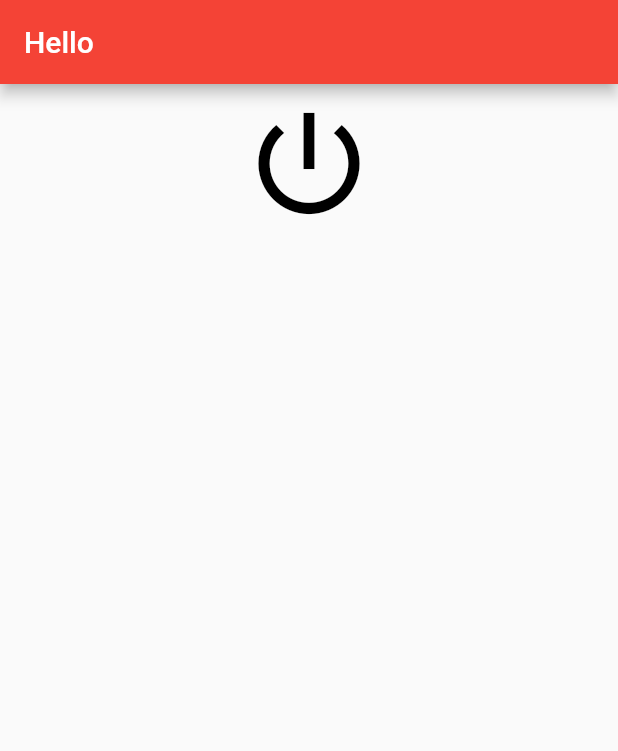
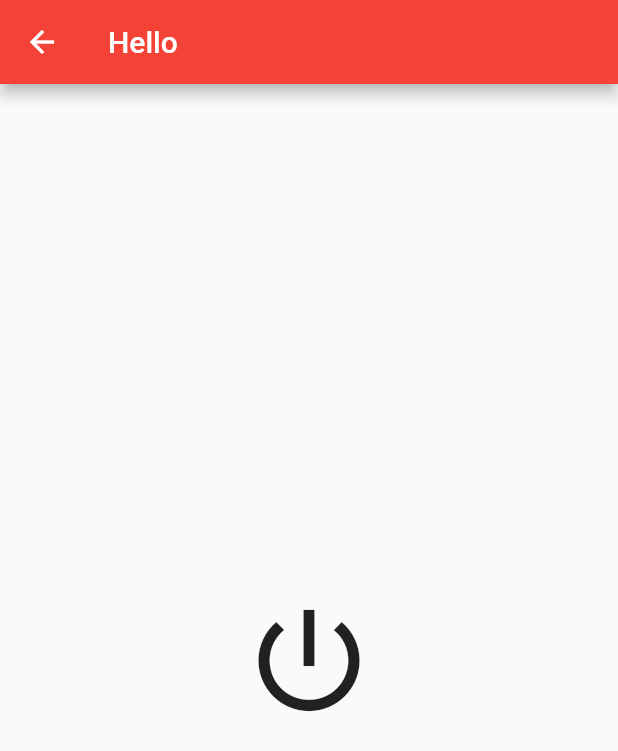
Before and after one commit to SmartMeat-UnB/smartmeat, a Flutter app: the power screen opened directly, on a phone screen of 412 x 824 dp. Shown: the top 751 px of the screen. Run offline on Flutter 3.47's test engine with Material 2 defaults, Android fonts, the phone set to English and light mode, and no system bars; our stand-ins replace image_picker, material_design_icons_flutter.

Commit message:
mudanças nos icones

```diff
--- a/lib/screens/power.dart
+++ b/lib/screens/power.dart
@@ -14,7 +14,7 @@ class power extends StatelessWidget {
         title: Text('Hello'),
       ),
       body: Column(
-        mainAxisAlignment: MainAxisAlignment.start,
+        mainAxisAlignment: MainAxisAlignment.center,
         crossAxisAlignment: CrossAxisAlignment.stretch,
         children: [
           Container(
@@ -23,8 +23,8 @@ class power extends StatelessWidget {
         children: <Widget>[
           IconButton(
             icon: Icon(Icons.power_settings_new,),iconSize: 90,
-            tooltip: 'Ligar/Desligar',
-            color: Colors.black,
+            tooltip: 'Ligar',
+            //color: Colors.black,
             onPressed: () {}
           ),
 
```
Also changed, not shown: lib/screens/dashboard.dart (+1 -9 lines).
